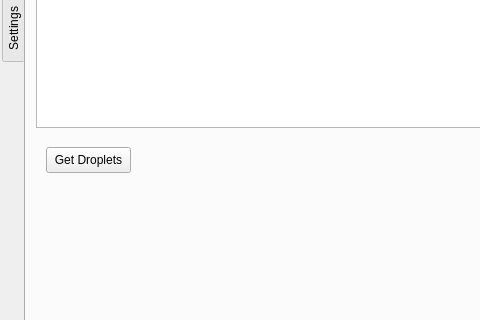
The window that DropletCommander.ui (jwallden/dropletcommander) describes before a commit, drawn with Qt 5; both pictures show x 0 to 480 and y 94 to 414 of the 800 by 600 pixel window.
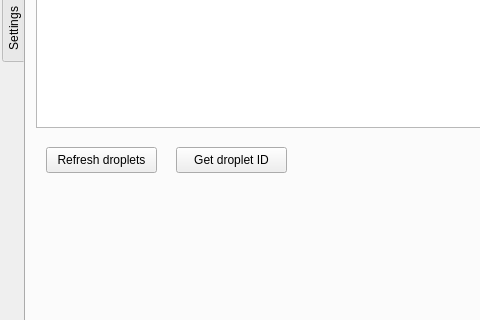
The same window after the commit.

Commit message: start and stop droplets almost working :)

Patch:
```diff
--- a/DropletCommander.ui
+++ b/DropletCommander.ui
@@ -47,12 +47,12 @@
        <rect>
         <x>20</x>
         <y>220</y>
-        <width>85</width>
+        <width>111</width>
         <height>26</height>
        </rect>
       </property>
       <property name="text">
-       <string>Get Droplets</string>
+       <string>Refresh droplets</string>
       </property>
      </widget>
      <widget class="QTreeWidget" name="treeDroplets">
@@ -107,6 +107,19 @@
        </property>
       </column>
      </widget>
+     <widget class="QPushButton" name="btnId">
+      <property name="geometry">
+       <rect>
+        <x>150</x>
+        <y>220</y>
+        <width>111</width>
+        <height>26</height>
+       </rect>
+      </property>
+      <property name="text">
+       <string>Get droplet ID</string>
+      </property>
+     </widget>
     </widget>
     <widget class="QWidget" name="tabSettings">
      <attribute name="title">
```
Left out of the diff: 2 changed lines with no effect on the pictures. The commit also changes 1 other file.
